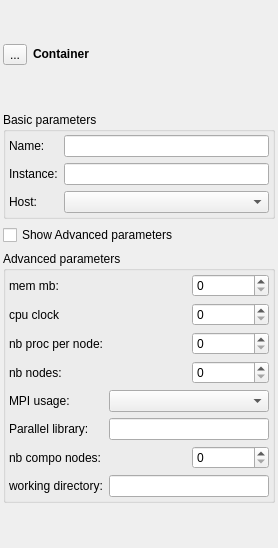
Above: src/genericgui/FormContainer.ui from SalomePlatform/yacs before the change. Below: the same form after it.
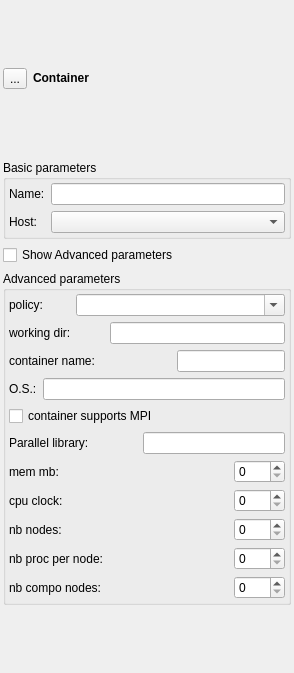
That is the form after the change.

Commit message: PR: container edition

Patch:
```diff
--- a/src/genericgui/FormContainer.ui
+++ b/src/genericgui/FormContainer.ui
@@ -5,27 +5,18 @@
    <rect>
     <x>0</x>
     <y>0</y>
-    <width>278</width>
-    <height>548</height>
+    <width>294</width>
+    <height>673</height>
    </rect>
   </property>
   <property name="windowTitle" >
    <string>Form</string>
   </property>
-  <layout class="QGridLayout" >
-   <property name="leftMargin" >
+  <layout class="QVBoxLayout" name="verticalLayout_2" >
+   <property name="margin" >
     <number>3</number>
    </property>
-   <property name="topMargin" >
-    <number>3</number>
-   </property>
-   <property name="rightMargin" >
-    <number>3</number>
-   </property>
-   <property name="bottomMargin" >
-    <number>3</number>
-   </property>
-   <item row="0" column="0" >
+   <item>
     <layout class="QHBoxLayout" >
      <item>
       <widget class="QToolButton" name="tb_container" >
@@ -58,7 +49,7 @@
      </item>
     </layout>
    </item>
-   <item row="1" column="0" >
+   <item>
     <widget class="QFrame" name="fr_container" >
      <property name="sizePolicy" >
       <sizepolicy vsizetype="Fixed" hsizetype="Preferred" >
@@ -72,20 +63,11 @@
      <property name="frameShadow" >
       <enum>QFrame::Raised</enum>
      </property>
-     <layout class="QGridLayout" >
-      <property name="leftMargin" >
+     <layout class="QVBoxLayout" name="verticalLayout" >
+      <property name="margin" >
        <number>0</number>
       </property>
-      <property name="topMargin" >
-       <number>0</number>
-      </property>
-      <property name="rightMargin" >
-       <number>0</number>
-      </property>
-      <property name="bottomMargin" >
-       <number>0</number>
-      </property>
-      <item row="0" column="0" >
+      <item>
        <widget class="QGroupBox" name="gb_basic" >
         <property name="sizePolicy" >
          <sizepolicy vsizetype="Fixed" hsizetype="Preferred" >
@@ -97,16 +79,7 @@
          <string>Basic parameters</string>
         </property>
         <layout class="QGridLayout" >
-         <property name="leftMargin" >
-          <number>3</number>
-         </property>
-         <property name="topMargin" >
-          <number>3</number>
-         </property>
-         <property name="rightMargin" >
-          <number>3</number>
-         </property>
-         <property name="bottomMargin" >
+         <property name="margin" >
           <number>3</number>
          </property>
          <item row="0" column="0" >
@@ -124,27 +97,13 @@
           </widget>
          </item>
          <item row="1" column="0" >
-          <widget class="QLabel" name="label_3" >
-           <property name="text" >
-            <string>Instance:</string>
-           </property>
-          </widget>
-         </item>
-         <item row="1" column="1" >
-          <widget class="QLineEdit" name="le_instance" >
-           <property name="toolTip" >
-            <string>name of the container when instanciated at runtime</string>
-           </property>
-          </widget>
-         </item>
-         <item row="2" column="0" >
           <widget class="QLabel" name="label_4" >
            <property name="text" >
             <string>Host:</string>
            </property>
           </widget>
          </item>
-         <item row="2" column="1" >
+         <item row="1" column="1" >
           <widget class="QComboBox" name="cb_host" >
            <property name="toolTip" >
             <string>name of the computer hosting container when manually set</string>
@@ -154,14 +113,14 @@
         </layout>
        </widget>
       </item>
-      <item row="1" column="0" >
+      <item>
        <widget class="QCheckBox" name="ch_advance" >
         <property name="text" >
          <string>Show Advanced parameters</string>
         </property>
        </widget>
       </item>
-      <item row="2" column="0" >
+      <item>
        <widget class="QGroupBox" name="gb_advance" >
         <property name="sizePolicy" >
          <sizepolicy vsizetype="Fixed" hsizetype="Preferred" >
@@ -172,107 +131,136 @@
         <property name="title" >
          <string>Advanced parameters</string>
         </property>
-        <layout class="QGridLayout" >
-         <property name="leftMargin" >
+        <layout class="QGridLayout" name="gridLayout" >
+         <property name="margin" >
           <number>3</number>
          </property>
-         <property name="topMargin" >
-          <number>3</number>
-         </property>
-         <property name="rightMargin" >
-          <number>3</number>
-         </property>
-         <property name="bottomMargin" >
-          <number>3</number>
-         </property>
-         <item row="0" column="0" >
+         <item row="0" column="0" colspan="2" >
+          <widget class="QLabel" name="label_14" >
+           <property name="text" >
+            <string>policy:</string>
+           </property>
+          </widget>
+         </item>
+         <item row="0" column="2" colspan="5" >
+          <widget class="QComboBox" name="cb_policy" >
+           <property name="editable" >
+            <bool>true</bool>
+           </property>
+           <property name="maxVisibleItems" >
+            <number>3</number>
+           </property>
+          </widget>
+         </item>
+         <item row="1" column="0" colspan="3" >
+          <widget class="QLabel" name="label_12" >
+           <property name="text" >
+            <string>working dir:</string>
+           </property>
+          </widget>
+         </item>
+         <item row="1" column="3" colspan="4" >
+          <widget class="QLineEdit" name="le_workdir" />
+         </item>
+         <item row="2" column="0" colspan="4" >
+          <widget class="QLabel" name="label_3" >
+           <property name="text" >
+            <string>container name:</string>
+           </property>
+          </widget>
+         </item>
+         <item row="2" column="5" colspan="2" >
+          <widget class="QLineEdit" name="le_contname" >
+           <property name="toolTip" >
+            <string>name of the container when instanciated at runtime</string>
+           </property>
+          </widget>
+         </item>
+         <item row="3" column="0" >
+          <widget class="QLabel" name="label_13" >
+           <property name="text" >
+            <string>O.S.:</string>
+           </property>
+          </widget>
+         </item>
+         <item row="3" column="1" colspan="6" >
+          <widget class="QLineEdit" name="le_os" />
+         </item>
+         <item row="4" column="0" colspan="7" >
+          <widget class="QCheckBox" name="ch_mpi" >
+           <property name="text" >
+            <string>container supports MPI</string>
+           </property>
+          </widget>
+         </item>
+         <item row="5" column="0" colspan="4" >
+          <widget class="QLabel" name="label_10" >
+           <property name="text" >
+            <string>Parallel library:</string>
+           </property>
+          </widget>
+         </item>
+         <item row="5" column="4" colspan="3" >
+          <widget class="QLineEdit" name="le_parallel" />
+         </item>
+         <item row="6" column="0" colspan="6" >
           <widget class="QLabel" name="label_5" >
            <property name="text" >
             <string>mem mb:</string>
            </property>
           </widget>
          </item>
-         <item row="0" column="2" >
+         <item row="6" column="6" >
           <widget class="QSpinBox" name="sb_mem" >
            <property name="toolTip" >
             <string>required memory (megaBytes)</string>
            </property>
           </widget>
          </item>
-         <item row="1" column="0" >
+         <item row="7" column="0" colspan="6" >
           <widget class="QLabel" name="label_6" >
            <property name="text" >
-            <string>cpu clock</string>
+            <string>cpu clock:</string>
            </property>
           </widget>
          </item>
-         <item row="1" column="2" >
+         <item row="7" column="6" >
           <widget class="QSpinBox" name="sb_cpu" >
            <property name="toolTip" >
             <string>required cpu clock frequency (MHz)</string>
            </property>
           </widget>
          </item>
-         <item row="2" column="0" colspan="2" >
-          <widget class="QLabel" name="label_7" >
-           <property name="text" >
-            <string>nb proc per node:</string>
-           </property>
-          </widget>
-         </item>
-         <item row="2" column="2" >
-          <widget class="QSpinBox" name="sb_procNode" />
-         </item>
-         <item row="3" column="0" >
+         <item row="8" column="0" colspan="6" >
           <widget class="QLabel" name="label_8" >
            <property name="text" >
             <string>nb nodes:</string>
            </property>
           </widget>
          </item>
-         <item row="3" column="2" >
+         <item row="8" column="6" >
           <widget class="QSpinBox" name="sb_nbNodes" />
          </item>
-         <item row="4" column="0" >
-          <widget class="QLabel" name="label_9" >
+         <item row="9" column="0" colspan="6" >
+          <widget class="QLabel" name="label_7" >
            <property name="text" >
-            <string>MPI usage:</string>
+            <string>nb proc per node:</string>
            </property>
           </widget>
          </item>
-         <item row="4" column="1" colspan="2" >
-          <widget class="QComboBox" name="cb_mpi" />
+         <item row="9" column="6" >
+          <widget class="QSpinBox" name="sb_procNode" />
          </item>
-         <item row="5" column="0" >
-          <widget class="QLabel" name="label_10" >
-           <property name="text" >
-            <string>Parallel library:</string>
-           </property>
-          </widget>
-         </item>
-         <item row="5" column="1" colspan="2" >
-          <widget class="QLineEdit" name="le_parallel" />
-         </item>
-         <item row="6" column="0" >
+         <item row="10" column="0" colspan="6" >
           <widget class="QLabel" name="label_11" >
            <property name="text" >
             <string>nb compo nodes:</string>
            </property>
           </widget>
          </item>
-         <item row="6" column="2" >
+         <item row="10" column="6" >
           <widget class="QSpinBox" name="sb_nbCompoNodes" />
          </item>
-         <item row="7" column="0" >
-          <widget class="QLabel" name="label_12" >
-           <property name="text" >
-            <string>working directory:</string>
-           </property>
-          </widget>
-         </item>
-         <item row="7" column="1" colspan="2" >
-          <widget class="QLineEdit" name="le_workdir" />
-         </item>
         </layout>
        </widget>
       </item>
```
The commit also changes 8 other files.
